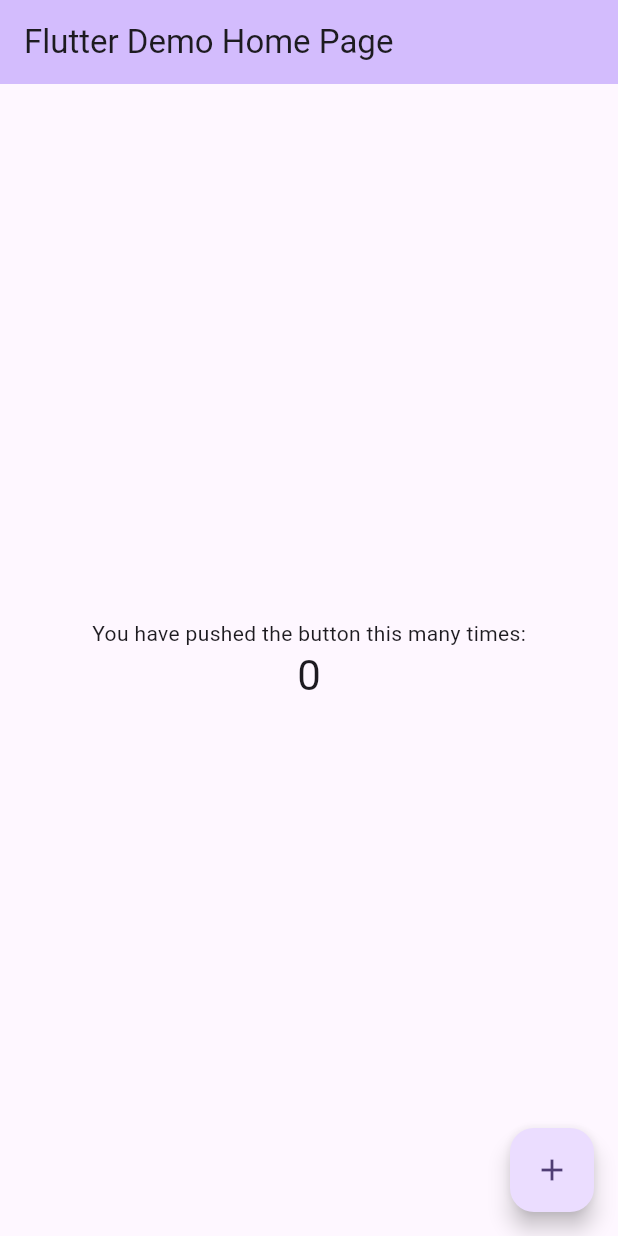
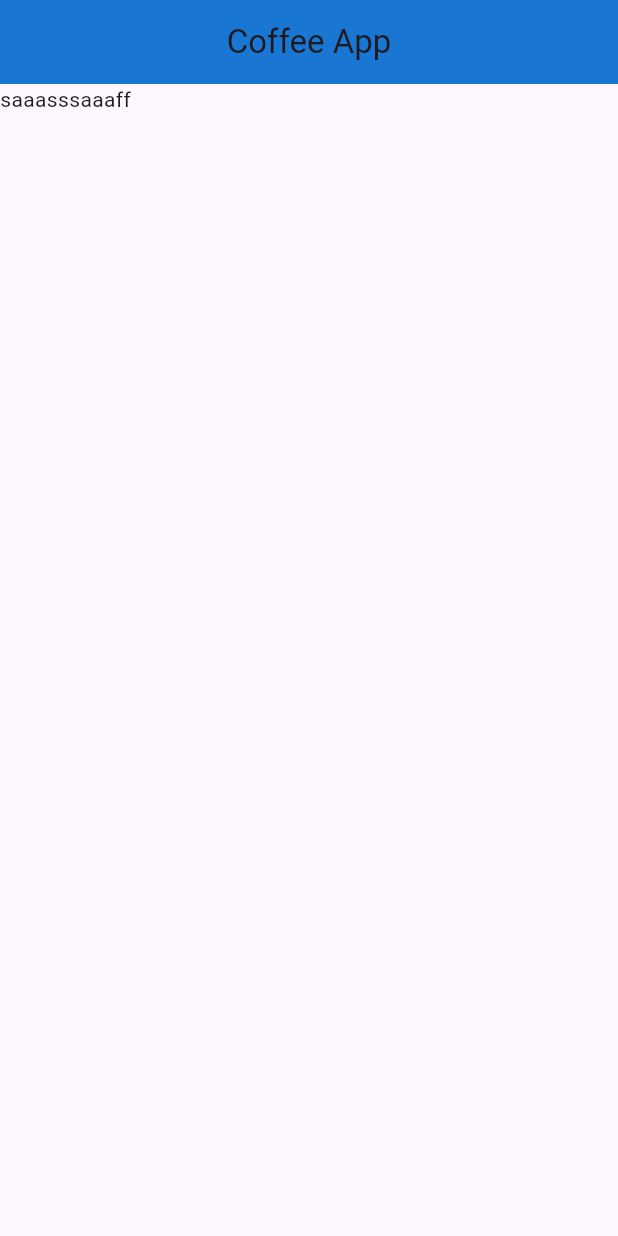
Before and after one commit to yagubhajili/MyFlutterProjects, a Flutter app: the screen it shows after launch, on a phone screen of 412 x 824 dp. Run offline on Flutter 3.47's test engine with Material 3 defaults, Android fonts, the phone set to English and light mode, and no system bars.

Commit message:
half way

```diff
--- /dev/null
+++ b/coofee_project/lib/home.dart
@@ -0,0 +1,17 @@
+import 'package:flutter/material.dart';
+
+class Home extends StatelessWidget {
+  const Home({super.key});
+
+  @override
+  Widget build(BuildContext context) {
+    return Scaffold(
+      appBar: AppBar(
+        title: Text("Coffee App"),
+        backgroundColor: Colors.blue[700],
+        centerTitle: true,
+      ),
+      body: Text('saaasssaaaff'),
+    );
+  }
+}
--- a/coofee_project/lib/main.dart
+++ b/coofee_project/lib/main.dart
@@ -1,122 +1,6 @@
+import 'package:coofee_project/home.dart';
 import 'package:flutter/material.dart';
 
 void main() {
-  runApp(const MyApp());
+  runApp(MaterialApp(home: Home()));
 }
-
-class MyApp extends StatelessWidget {
-  const MyApp({super.key});
-
-  // This widget is the root of your application.
-  @override
-  Widget build(BuildContext context) {
-    return MaterialApp(
-      title: 'Flutter Demo',
-      theme: ThemeData(
-        // This is the theme of your application.
-        //
-        // TRY THIS: Try running your application with "flutter run". You'll see
-        // the application has a purple toolbar. Then, without quitting the app,
-        // try changing the seedColor in the colorScheme below to Colors.green
-        // and then invoke "hot reload" (save your changes or press the "hot
-        // reload" button in a Flutter-supported IDE, or press "r" if you used
-        // the command line to start the app).
-        //
-        // Notice that the counter didn't reset back to zero; the application
-        // state is not lost during the reload. To reset the state, use hot
-        // restart instead.
-        //
-        // This works for code too, not just values: Most code changes can be
-        // tested with just a hot reload.
-        colorScheme: ColorScheme.fromSeed(seedColor: Colors.deepPurple),
-      ),
-      home: const MyHomePage(title: 'Flutter Demo Home Page'),
-    );
-  }
-}
-
-class MyHomePage extends StatefulWidget {
-  const MyHomePage({super.key, required this.title});
-
-  // This widget is the home page of your application. It is stateful, meaning
-  // that it has a State object (defined below) that contains fields that affect
-  // how it looks.
-
-  // This class is the configuration for the state. It holds the values (in this
-  // case the title) provided by the parent (in this case the App widget) and
-  // used by the build method of the State. Fields in a Widget subclass are
-  // always marked "final".
-
-  final String title;
-
-  @override
-  State<MyHomePage> createState() => _MyHomePageState();
-}
-
-class _MyHomePageState extends State<MyHomePage> {
-  int _counter = 0;
-
-  void _incrementCounter() {
-    setState(() {
-      // This call to setState tells the Flutter framework that something has
-      // changed in this State, which causes it to rerun the build method below
-      // so that the display can reflect the updated values. If we changed
-      // _counter without calling setState(), then the build method would not be
-      // called again, and so nothing would appear to happen.
-      _counter++;
-    });
-  }
-
-  @override
-  Widget build(BuildContext context) {
-    // This method is rerun every time setState is called, for instance as done
-    // by the _incrementCounter method above.
-    //
-    // The Flutter framework has been optimized to make rerunning build methods
-    // fast, so that you can just rebuild anything that needs updating rather
-    // than having to individually change instances of widgets.
-    return Scaffold(
-      appBar: AppBar(
-        // TRY THIS: Try changing the color here to a specific color (to
-        // Colors.amber, perhaps?) and trigger a hot reload to see the AppBar
-        // change color while the other colors stay the same.
-        backgroundColor: Theme.of(context).colorScheme.inversePrimary,
-        // Here we take the value from the MyHomePage object that was created by
-        // the App.build method, and use it to set our appbar title.
-        title: Text(widget.title),
-      ),
-      body: Center(
-        // Center is a layout widget. It takes a single child and positions it
-        // in the middle of the parent.
-        child: Column(
-          // Column is also a layout widget. It takes a list of children and
-          // arranges them vertically. By default, it sizes itself to fit its
-          // children horizontally, and tries to be as tall as its parent.
-          //
-          // Column has various properties to control how it sizes itself and
-          // how it positions its children. Here we use mainAxisAlignment to
-          // center the children vertically; the main axis here is the vertical
-          // axis because Columns are vertical (the cross axis would be
-          // horizontal).
-          //
-          // TRY THIS: Invoke "debug painting" (choose the "Toggle Debug Paint"
-          // action in the IDE, or press "p" in the console), to see the
-          // wireframe for each widget.
-          mainAxisAlignment: MainAxisAlignment.center,
-          children: <Widget>[
-            const Text('You have pushed the button this many times:'),
-            Text(
-              '$_counter',
-              style: Theme.of(context).textTheme.headlineMedium,
-            ),
-          ],
-        ),
-      ),
-      floatingActionButton: FloatingActionButton(
-        onPressed: _incrementCounter,
-        tooltip: 'Increment',
-        child: const Icon(Icons.add),
-      ), // This trailing comma makes auto-formatting nicer for build methods.
-    );
-  }
-}
```
